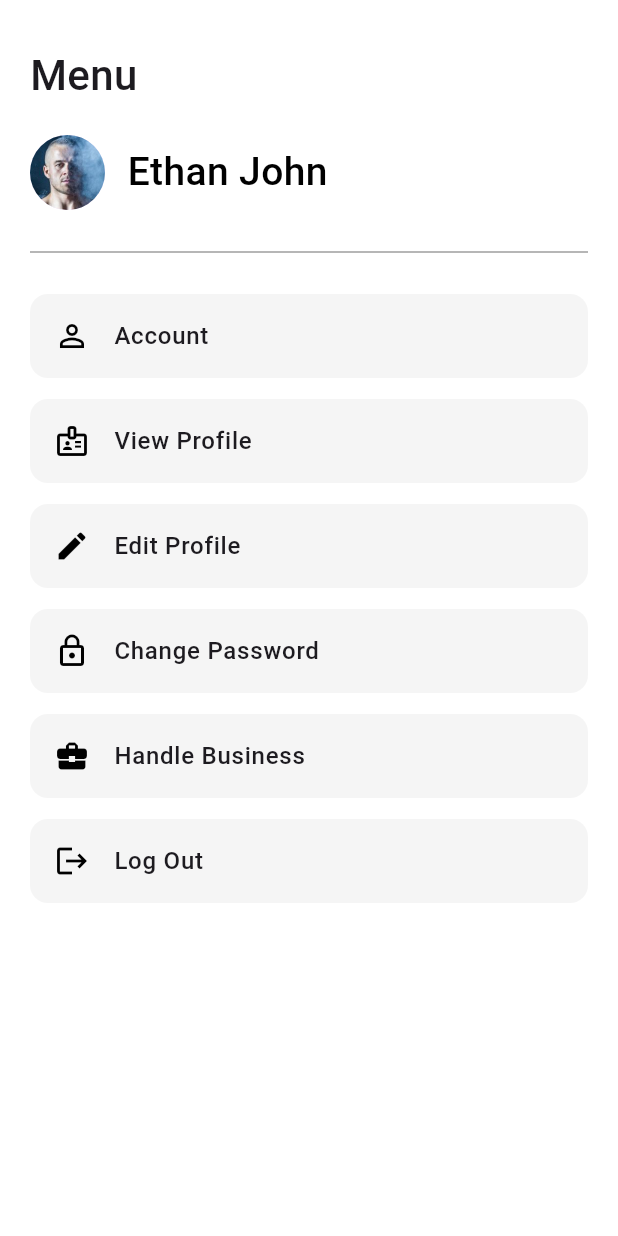
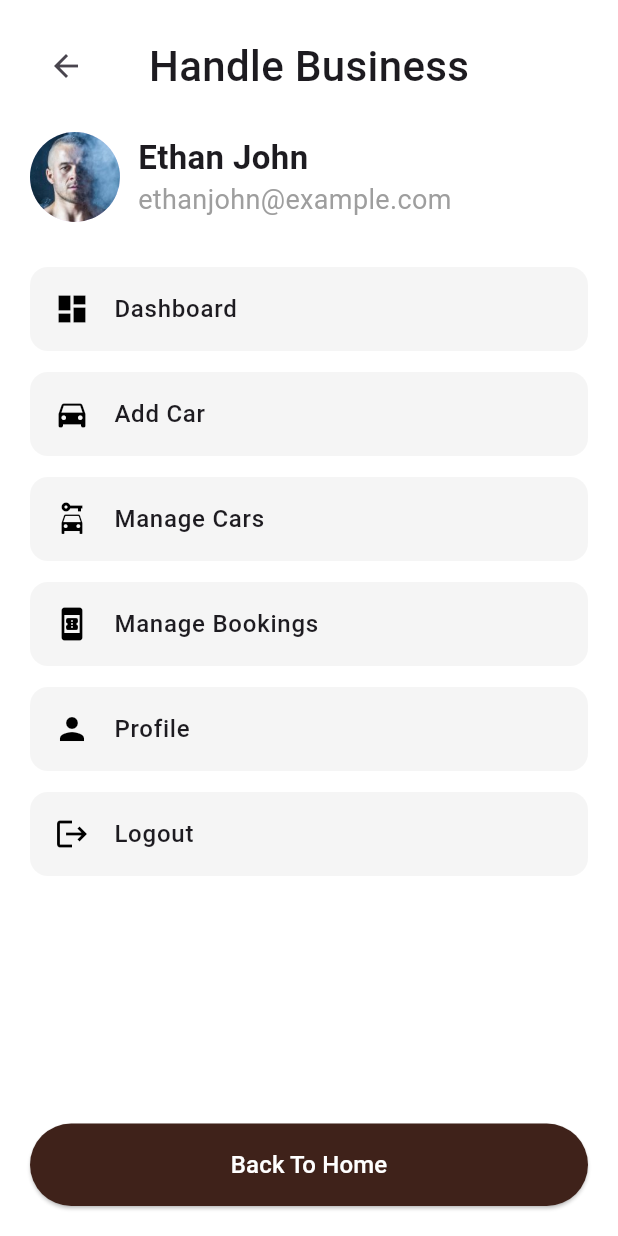
Before and after one commit to Deep-Kacha/Car_Rent_App, a Flutter app: the MenuPage screen opened directly, after a tap on "Handle Business", on a phone screen of 412 x 824 dp. Run offline on Flutter 3.47's test engine with Material 3 defaults, Android fonts, the phone set to English and light mode, and no system bars.

Commit message:
Add A Handle Business Page

```diff
--- a/car_rental_project/lib/Authorization/Home Page/home_page.dart
+++ b/car_rental_project/lib/Authorization/Home Page/home_page.dart
@@ -343,7 +343,16 @@ class _HomePageState extends State<HomePage> {
   }
 
   Widget buildBookedPage() {
-    return BookedCar(bookedCars: HomePage.bookedCars, bookedCarsMaps: []);
+    // Convert bookedCars (List<Car>) to List<Map<String, String>>
+    List<Map<String, String>> bookedCarsMaps = HomePage.bookedCars.map((car) => {
+      'name': car.name,
+      'image': car.image,
+      'address': car.address,
+      'price': car.price,
+      'category': car.category,
+    }).toList();
+
+    return BookedCar(bookedCars: bookedCarsMaps);
   }
 
   @override
--- a/car_rental_project/lib/Authorization/Menu/Menu.dart
+++ b/car_rental_project/lib/Authorization/Menu/Menu.dart
@@ -1,7 +1,8 @@
-import 'package:car_rental_project/Menu/Account.dart';
-import 'package:car_rental_project/Menu/ChangePassword.dart';
-import 'package:car_rental_project/Menu/EditProfile.dart';
-import 'package:car_rental_project/Menu/ViewProfile.dart';
+import 'package:car_rental_project/Authorization/Menu/Menus%20Files/Account.dart';
+import 'package:car_rental_project/Authorization/Menu/Menus%20Files/ChangePassword.dart';
+import 'package:car_rental_project/Authorization/Menu/Menus%20Files/EditProfile.dart';
+import 'package:car_rental_project/Authorization/Menu/Menus%20Files/HandleBussiness.dart';
+import 'package:car_rental_project/Authorization/Menu/Menus%20Files/ViewProfile.dart';
 import 'package:flutter/material.dart';
 
 class MenuPage extends StatelessWidget {
@@ -94,7 +95,14 @@ class MenuPage extends StatelessWidget {
                     _buildMenuItem(
                       Icons.business_center,
                       "Handle Business",
-                      () {},
+                      () {
+                        Navigator.push(
+                          context,
+                          MaterialPageRoute(
+                            builder: (context) => const HandleBusinessPage(),
+                          ),
+                        );
+                      },
                     ),
                     _buildMenuItem(Icons.logout, "Log Out", () {}),
                   ],
--- /dev/null
+++ b/car_rental_project/lib/Authorization/Menu/Menus Files/HandleBussiness.dart
@@ -0,0 +1,130 @@
+import 'package:car_rental_project/Authorization/Home%20Page/home_page.dart';
+import 'package:flutter/material.dart';
+
+class HandleBusinessPage extends StatelessWidget {
+  const HandleBusinessPage({Key? key}) : super(key: key);
+
+  @override
+  Widget build(BuildContext context) {
+    return Scaffold(
+      backgroundColor: Colors.white,
+      body: SafeArea(
+        child: Padding(
+          padding: const EdgeInsets.all(20),
+          child: Column(
+            crossAxisAlignment: CrossAxisAlignment.start,
+            children: [
+              // Back + Title
+              Row(
+                children: [
+                  IconButton(
+                    icon: const Icon(Icons.arrow_back),
+                    onPressed: () {
+                      Navigator.pop(context);
+                    },
+                  ),
+                  const Expanded(
+                    child: Center(
+                      child: Text(
+                        "Handle Business",
+                        style: TextStyle(
+                          fontSize: 28,
+                          fontWeight: FontWeight.w500,
+                        ),
+                      ),
+                    ),
+                  ),
+                  const SizedBox(width: 48), // spacing to balance row
+                ],
+              ),
+
+              const SizedBox(height: 20),
+
+              // Profile info
+              Row(
+                children: [
+                  const CircleAvatar(
+                    radius: 30,
+                    backgroundImage: AssetImage("assets/images/profile.jpg"),
+                  ),
+                  const SizedBox(width: 12),
+                  Column(
+                    crossAxisAlignment: CrossAxisAlignment.start,
+                    children: const [
+                      Text(
+                        "Ethan John",
+                        style: TextStyle(
+                          fontSize: 22,
+                          fontWeight: FontWeight.w600,
+                        ),
+                      ),
+                      Text(
+                        "ethanjohn@example.com",
+                        style: TextStyle(fontSize: 18, color: Colors.grey),
+                      ),
+                    ],
+                  ),
+                ],
+              ),
+
+              const SizedBox(height: 30),
+
+              // Menu Items with icons
+              _buildMenuItem(Icons.dashboard, "Dashboard", () {}),
+              _buildMenuItem(Icons.directions_car, "Add Car", () {}),
+              _buildMenuItem(Icons.car_rental, "Manage Cars", () {}),
+              _buildMenuItem(Icons.book_online, "Manage Bookings", () {}),
+              _buildMenuItem(Icons.person, "Profile", () {}),
+              _buildMenuItem(Icons.logout, "Logout", () {}),
+
+              const Spacer(),
+
+              // Back to Home button
+              SizedBox(
+                width: double.infinity,
+                child: ElevatedButton(
+                  onPressed: () {
+                    Navigator.pushReplacement(
+                      context,
+                      MaterialPageRoute(builder: (context) => HomePage()),
+                    );
+                  },
+                  style: ElevatedButton.styleFrom(
+                    backgroundColor: const Color.fromARGB(255, 63, 34, 26),
+                    padding: const EdgeInsets.symmetric(vertical: 16),
+                    shape: RoundedRectangleBorder(
+                      borderRadius: BorderRadius.circular(30),
+                    ),
+                  ),
+                  child: const Text(
+                    "Back To Home",
+                    style: TextStyle(fontSize: 16, color: Colors.white),
+                  ),
+                ),
+              ),
+            ],
+          ),
+        ),
+      ),
+    );
+  }
+
+  // Reusable Menu Item with icon
+  Widget _buildMenuItem(IconData icon, String title, VoidCallback onTap) {
+    return Container(
+      margin: const EdgeInsets.only(bottom: 14),
+      decoration: BoxDecoration(
+        color: const Color(0xFFF5F5F5),
+        borderRadius: BorderRadius.circular(12),
+      ),
+      child: ListTile(
+        leading: Icon(icon, color: Colors.black), //  Icon added
+        title: Text(
+          title,
+          style: const TextStyle(fontSize: 16, fontWeight: FontWeight.w500),
+        ),
+        onTap: onTap,
+      ),
+    );
+  }
+}
--- a/car_rental_project/lib/Authorization/Menu/Menus Files/ViewProfile.dart
+++ b/car_rental_project/lib/Authorization/Menu/Menus Files/ViewProfile.dart
@@ -1,5 +1,5 @@
 import 'package:car_rental_project/Authorization/Menu/Menu.dart';
-import 'package:car_rental_project/Menu/EditProfile.dart';
+import 'package:car_rental_project/Authorization/Menu/Menus%20Files/EditProfile.dart';
 import 'package:flutter/material.dart';
 
 class ViewProfilePage extends StatelessWidget {
```
